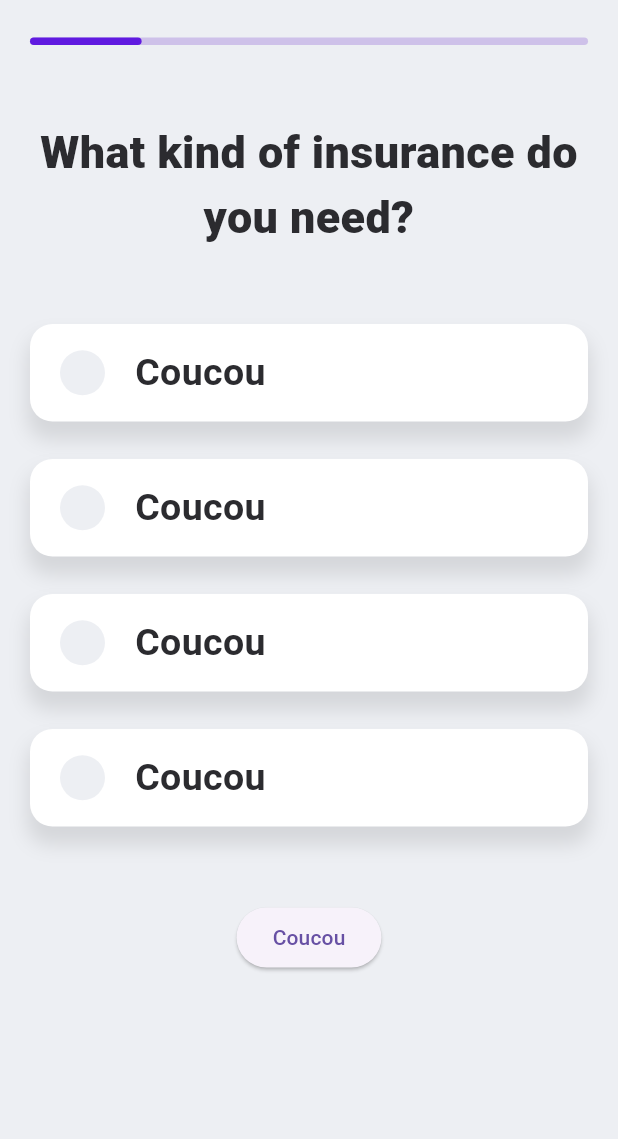
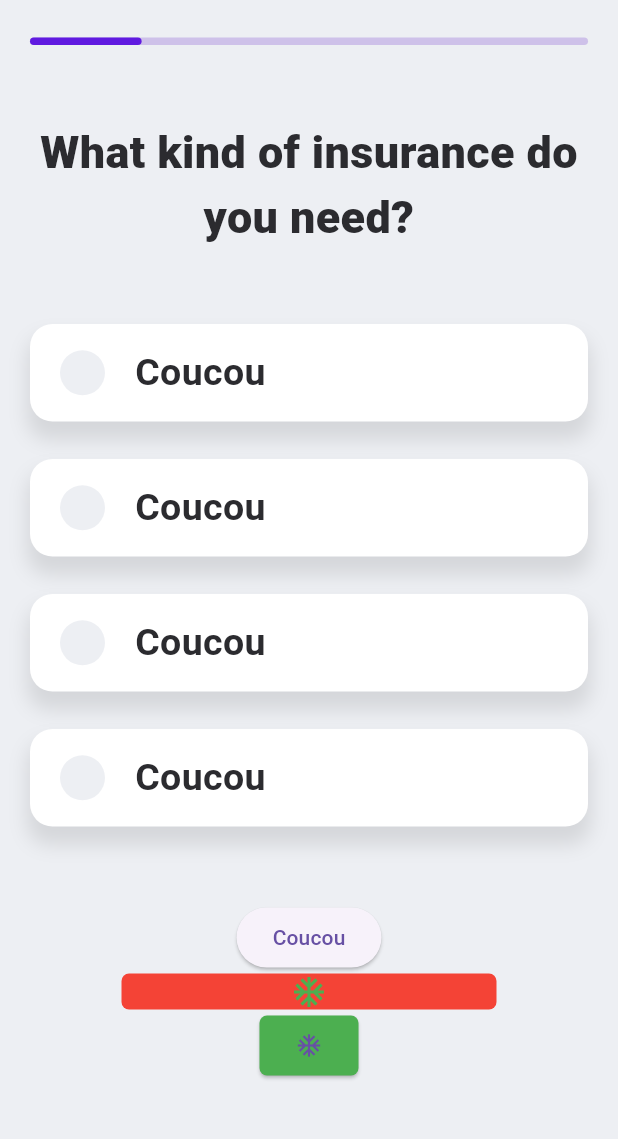
Before and after one commit to avainfo/M2IGrenoble_MultipleChoices, a Flutter app: the screen it shows after launch, after a tap on "Coucou", on a phone screen of 412 x 824 dp, the part 81-1220 px from its top. Run offline on Flutter 3.47's test engine with Material 3 defaults, Android fonts, the phone set to English and light mode, and no system bars.

Commit message:
Add switch page option

```diff
--- a/multiple_choices_app/lib/components/selectable_option.dart
+++ b/multiple_choices_app/lib/components/selectable_option.dart
@@ -26,9 +26,17 @@ class _SelectableOptionState extends State<SelectableOption> {
         width: MediaQuery.of(context).size.width - 40,
         height: 65,
         decoration: BoxDecoration(
-            color: Colors.white,
-            borderRadius: BorderRadius.circular(15),
-            boxShadow: [BoxShadow(color: Colors.black.withOpacity(0.1), blurRadius: 10, spreadRadius: 2, offset: Offset(0, 10))]),
+          color: Colors.white,
+          borderRadius: BorderRadius.circular(15),
+          boxShadow: [
+            BoxShadow(
+              color: Colors.black.withOpacity(0.1),
+              blurRadius: 10,
+              spreadRadius: 2,
+              offset: const Offset(0, 10),
+            ),
+          ],
+        ),
         child: Row(
           children: [
             AnimatedContainer(
@@ -45,7 +53,7 @@ class _SelectableOptionState extends State<SelectableOption> {
             Text(
               widget.title,
               textAlign: TextAlign.center,
-              style: TextStyle(
+              style: const TextStyle(
                 color: Color(0xFF2B2B2F),
                 fontSize: 25,
                 fontWeight: FontWeight.w600,
--- a/multiple_choices_app/lib/main.dart
+++ b/multiple_choices_app/lib/main.dart
@@ -11,7 +11,7 @@ class MyApp extends StatelessWidget {
   // This widget is the root of your application.
   @override
   Widget build(BuildContext context) {
-    return MaterialApp(
+    return const MaterialApp(
       title: 'Flutter Demo',
       home: HomePage(),
     );
--- a/multiple_choices_app/lib/pages/home_page.dart
+++ b/multiple_choices_app/lib/pages/home_page.dart
@@ -1,5 +1,4 @@
 import 'package:flutter/material.dart';
-import 'package:multiple_choices_app/components/selectable_option.dart';
 import 'package:multiple_choices_app/pages/subpages/first_subpage.dart';
 import 'package:multiple_choices_app/pages/subpages/second_subpage.dart';
 
@@ -12,7 +11,7 @@ class HomePage extends StatefulWidget {
 
 class _HomePageState extends State<HomePage> {
   var progression = 1;
-  Widget subpage = FirstSubpage();
+  Widget subpage = const FirstSubpage();
 
   @override
   Widget build(BuildContext context) {
@@ -70,11 +69,43 @@ class _HomePageState extends State<HomePage> {
                 ),
               ),
               subpage,
-              ElevatedButton(onPressed: () {
-                setState(() {
-                  subpage = SecondSubpage();
-                });
-              }, child: Text("Coucou"))
+              ElevatedButton(
+                  onPressed: () {
+                    setState(() {
+                      subpage = const SecondSubpage();
+                    });
+                  },
+                  child: const Text("Coucou")),
+
+              //Boutons personnalisé 1
+              GestureDetector(
+                onTap: () {
+                  setState(() {
+                    progression = 2;
+                  });
+                },
+                child: Container(
+                  width: 250,
+                  decoration: BoxDecoration(
+                    color: Colors.red,
+                    borderRadius: BorderRadius.circular(5),
+                  ),
+                  child: Icon(
+                    Icons.ac_unit,
+                    color: Colors.green,
+                  ),
+                ),
+              ),
+              ElevatedButton(
+                onPressed: () {},
+                child: Icon(Icons.ac_unit),
+                style: ElevatedButton.styleFrom(
+                  backgroundColor: Colors.green,
+                  shape: RoundedRectangleBorder(
+                    borderRadius: BorderRadius.circular(5),
+                  )
+                )
+              ),
             ],
           ),
         ),
```
